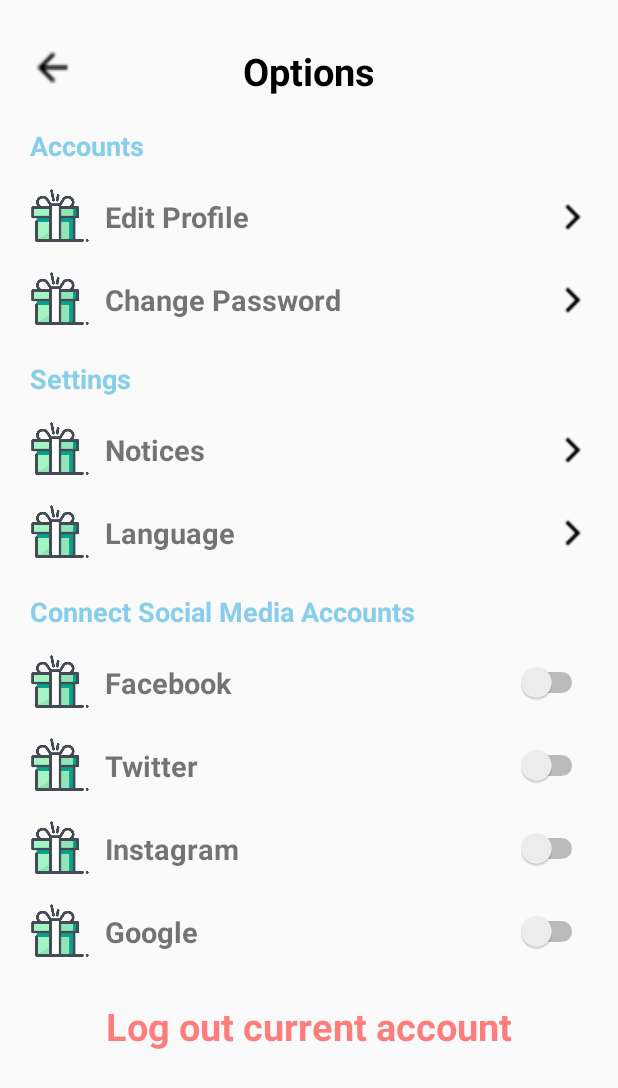
After one commit to harsh-2711/Analysed-Android-App, an Android app: the layout activity_options.xml on its own in the app's theme, with its tools: preview values and no code run, on a phone screen of 412 x 824 dp. The commit adds this screen. Shown: the top 1088 px of the screen. Run offline under Robolectric (Android 15) with nearby library versions, the phone set to English and light mode, and no system bars.

Commit message:
Added options page

```diff
--- /dev/null
+++ b/app/src/main/res/layout/activity_options.xml
@@ -0,0 +1,282 @@
+<?xml version="1.0" encoding="utf-8"?>
+<LinearLayout xmlns:android="http://schemas.android.com/apk/res/android"
+    android:orientation="vertical" android:layout_width="match_parent"
+    android:layout_height="match_parent"
+    android:layout_marginLeft="20dp"
+    android:layout_marginRight="20dp">
+
+    <RelativeLayout
+        android:layout_width="match_parent"
+        android:layout_height="wrap_content"
+        android:layout_marginTop="30dp">
+
+        <ImageView
+            android:layout_width="30dp"
+            android:layout_height="30dp"
+            android:src="@drawable/back"/>
+
+        <TextView
+            android:layout_width="wrap_content"
+            android:layout_height="wrap_content"
+            android:text="Options"
+            android:textSize="25sp"
+            android:textStyle="bold"
+            android:textColor="#000"
+            android:layout_centerHorizontal="true"/>
+
+    </RelativeLayout>
+
+    <TextView
+        android:layout_width="wrap_content"
+        android:layout_height="wrap_content"
+        android:text="Accounts"
+        android:textColor="#87ceeb"
+        android:textSize="18sp"
+        android:textStyle="bold"
+        android:layout_marginTop="20dp"/>
+
+    <LinearLayout
+        android:layout_width="match_parent"
+        android:layout_height="wrap_content"
+        android:layout_marginTop="15dp">
+
+        <ImageView
+            android:layout_width="40dp"
+            android:layout_height="40dp"
+            android:src="@drawable/gift"/>
+
+        <TextView
+            android:layout_weight="1"
+            android:layout_width="wrap_content"
+            android:layout_height="wrap_content"
+            android:textStyle="bold"
+            android:text="Edit Profile"
+            android:textSize="19sp"
+            android:layout_gravity="center"
+            android:layout_marginLeft="10dp"/>
+
+        <ImageView
+            android:layout_width="20dp"
+            android:layout_height="20dp"
+            android:src="@drawable/forward"
+            android:layout_gravity="center"/>
+    </LinearLayout>
+
+    <LinearLayout
+        android:layout_width="match_parent"
+        android:layout_height="wrap_content"
+        android:layout_marginTop="15dp">
+
+        <ImageView
+            android:layout_width="40dp"
+            android:layout_height="40dp"
+            android:src="@drawable/gift"/>
+
+        <TextView
+            android:layout_weight="1"
+            android:layout_width="wrap_content"
+            android:layout_height="wrap_content"
+            android:textStyle="bold"
+            android:text="Change Password"
+            android:textSize="19sp"
+            android:layout_gravity="center"
+            android:layout_marginLeft="10dp"/>
+
+        <ImageView
+            android:layout_width="20dp"
+            android:layout_height="20dp"
+            android:src="@drawable/forward"
+            android:layout_gravity="center"/>
+    </LinearLayout>
+
+    <TextView
+        android:layout_width="wrap_content"
+        android:layout_height="wrap_content"
+        android:text="Settings"
+        android:textColor="#87ceeb"
+        android:textSize="18sp"
+        android:textStyle="bold"
+        android:layout_marginTop="20dp"/>
+
+    <LinearLayout
+        android:layout_width="match_parent"
+        android:layout_height="wrap_content"
+        android:layout_marginTop="15dp">
+
+        <ImageView
+            android:layout_width="40dp"
+            android:layout_height="40dp"
+            android:src="@drawable/gift"/>
+
+        <TextView
+            android:layout_weight="1"
+            android:layout_width="wrap_content"
+            android:layout_height="wrap_content"
+            android:textStyle="bold"
+            android:text="Notices"
+            android:textSize="19sp"
+            android:layout_gravity="center"
+            android:layout_marginLeft="10dp"/>
+
+        <ImageView
+            android:layout_width="20dp"
+            android:layout_height="20dp"
+            android:src="@drawable/forward"
+            android:layout_gravity="center"/>
+    </LinearLayout>
+
+    <LinearLayout
+        android:layout_width="match_parent"
+        android:layout_height="wrap_content"
+        android:layout_marginTop="15dp">
+
+        <ImageView
+            android:layout_width="40dp"
+            android:layout_height="40dp"
+            android:src="@drawable/gift"/>
+
+        <TextView
+            android:layout_weight="1"
+            android:layout_width="wrap_content"
+            android:layout_height="wrap_content"
+            android:textStyle="bold"
+            android:text="Language"
+            android:textSize="19sp"
+            android:layout_gravity="center"
+            android:layout_marginLeft="10dp"/>
+
+        <ImageView
+            android:layout_width="20dp"
+            android:layout_height="20dp"
+            android:src="@drawable/forward"
+            android:layout_gravity="center"/>
+    </LinearLayout>
+
+    <TextView
+        android:layout_width="wrap_content"
+        android:layout_height="wrap_content"
+        android:text="Connect Social Media Accounts"
+        android:textColor="#87ceeb"
+        android:textSize="18sp"
+        android:textStyle="bold"
+        android:layout_marginTop="20dp"/>
+
+    <LinearLayout
+        android:layout_width="match_parent"
+        android:layout_height="wrap_content"
+        android:layout_marginTop="15dp">
+
+        <ImageView
+            android:layout_width="40dp"
+            android:layout_height="40dp"
+            android:src="@drawable/gift"/>
+
+        <TextView
+            android:layout_weight="1"
+            android:layout_width="wrap_content"
+            android:layout_height="wrap_content"
+            android:textStyle="bold"
+            android:text="Facebook"
+            android:textSize="19sp"
+            android:layout_gravity="center"
+            android:layout_marginLeft="10dp"/>
+
+        <Switch
+            android:layout_width="wrap_content"
+            android:layout_height="wrap_content"
+            android:layout_gravity="center" />
+
+    </LinearLayout>
+
+    <LinearLayout
+        android:layout_width="match_parent"
+        android:layout_height="wrap_content"
+        android:layout_marginTop="15dp">
+
+        <ImageView
+            android:layout_width="40dp"
+            android:layout_height="40dp"
+            android:src="@drawable/gift"/>
+
+        <TextView
+            android:layout_weight="1"
+            android:layout_width="wrap_content"
+            android:layout_height="wrap_content"
+            android:textStyle="bold"
+            android:text="Twitter"
+            android:textSize="19sp"
+            android:layout_gravity="center"
+            android:layout_marginLeft="10dp"/>
+
+        <Switch
+            android:layout_width="wrap_content"
+            android:layout_height="wrap_content"
+            android:layout_gravity="center" />
+
+    </LinearLayout>
+
+    <LinearLayout
+        android:layout_width="match_parent"
+        android:layout_height="wrap_content"
+        android:layout_marginTop="15dp">
+
+        <ImageView
+            android:layout_width="40dp"
+            android:layout_height="40dp"
+            android:src="@drawable/gift"/>
+
+        <TextView
+            android:layout_weight="1"
+            android:layout_width="wrap_content"
+            android:layout_height="wrap_content"
+            android:textStyle="bold"
+            android:text="Instagram"
+            android:textSize="19sp"
+            android:layout_gravity="center"
+            android:layout_marginLeft="10dp"/>
+
+        <Switch
+            android:layout_width="wrap_content"
+            android:layout_height="wrap_content"
+            android:layout_gravity="center" />
+
+    </LinearLayout>
+
+    <LinearLayout
+        android:layout_width="match_parent"
+        android:layout_height="wrap_content"
+        android:layout_marginTop="15dp">
+
+        <ImageView
+            android:layout_width="40dp"
+            android:layout_height="40dp"
+            android:src="@drawable/gift"/>
+
+        <TextView
+            android:layout_weight="1"
+            android:layout_width="wrap_content"
+            android:layout_height="wrap_content"
+            android:textStyle="bold"
+            android:text="Google"
+            android:textSize="19sp"
+            android:layout_gravity="center"
+            android:layout_marginLeft="10dp"/>
+
+        <Switch
+            android:layout_width="wrap_content"
+            android:layout_height="wrap_content"
+            android:layout_gravity="center" />
+
+    </LinearLayout>
+
+    <TextView
+        android:layout_width="wrap_content"
+        android:layout_height="wrap_content"
+        android:layout_gravity="center"
+        android:textSize="25sp"
+        android:textColor="#80ff0000"
+        android:text="Log out current account"
+        android:textStyle="bold"
+        android:layout_marginTop="25dp"/>
+
+</LinearLayout>
```
Also changed, not shown: app/src/main/res/layout/activity_profile.xml (line endings or trailing spaces).
